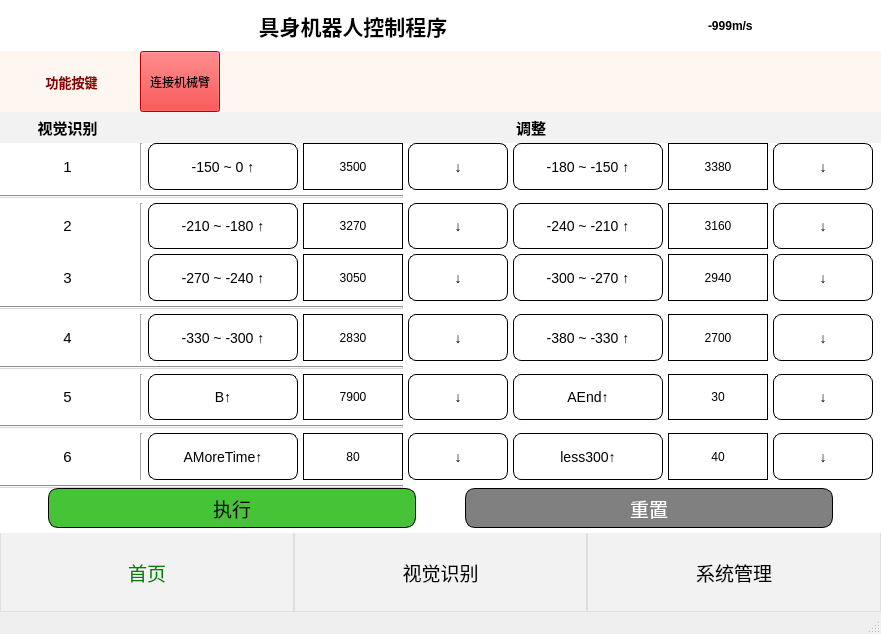
The window that mainwindow.ui (XiChYo/QINGLV) describes before a commit, drawn with Qt 5.
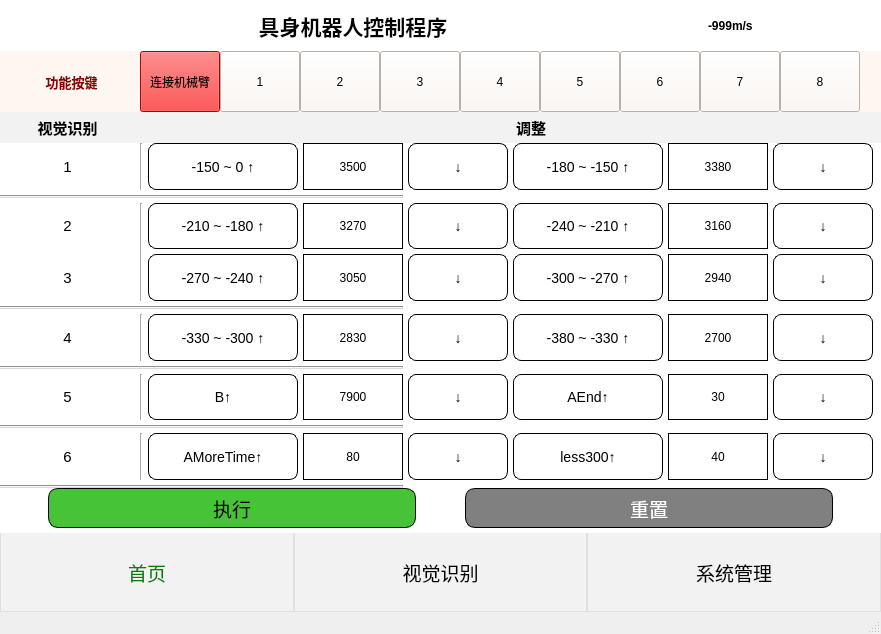
The same window after the commit. Icons and pictures are not drawn.

```diff
--- a/mainwindow.ui
+++ b/mainwindow.ui
@@ -297,7 +297,7 @@
       <property name="styleSheet">
        <string notr="true">background-color: rgb(254, 246, 240);</string>
       </property>
-      <layout class="QHBoxLayout" name="horizontalLayout_4" stretch="0,0,0,0">
+      <layout class="QHBoxLayout" name="horizontalLayout_4" stretch="0,0,0,0,0,0,0,0,0,0,0,0">
        <property name="spacing">
         <number>0</number>
        </property>
@@ -382,6 +382,158 @@
          </property>
         </widget>
        </item>
+       <item>
+        <widget class="QPushButton" name="b1">
+         <property name="sizePolicy">
+          <sizepolicy hsizetype="Minimum" vsizetype="Expanding">
+           <horstretch>0</horstretch>
+           <verstretch>0</verstretch>
+          </sizepolicy>
+         </property>
+         <property name="minimumSize">
+          <size>
+           <width>0</width>
+           <height>15</height>
+          </size>
+         </property>
+         <property name="text">
+          <string>1</string>
+         </property>
+        </widget>
+       </item>
+       <item>
+        <widget class="QPushButton" name="b2">
+         <property name="sizePolicy">
+          <sizepolicy hsizetype="Minimum" vsizetype="Expanding">
+           <horstretch>0</horstretch>
+           <verstretch>0</verstretch>
+          </sizepolicy>
+         </property>
+         <property name="minimumSize">
+          <size>
+           <width>0</width>
+           <height>15</height>
+          </size>
+         </property>
+         <property name="text">
+          <string>2</string>
+         </property>
+        </widget>
+       </item>
+       <item>
+        <widget class="QPushButton" name="b3">
+         <property name="sizePolicy">
+          <sizepolicy hsizetype="Minimum" vsizetype="Expanding">
+           <horstretch>0</horstretch>
+           <verstretch>0</verstretch>
+          </sizepolicy>
+         </property>
+         <property name="minimumSize">
+          <size>
+           <width>0</width>
+           <height>15</height>
+          </size>
+         </property>
+         <property name="text">
+          <string>3</string>
+         </property>
+        </widget>
+       </item>
+       <item>
+        <widget class="QPushButton" name="b4">
+         <property name="sizePolicy">
+          <sizepolicy hsizetype="Minimum" vsizetype="Expanding">
+           <horstretch>0</horstretch>
+           <verstretch>0</verstretch>
+          </sizepolicy>
+         </property>
+         <property name="minimumSize">
+          <size>
+           <width>0</width>
+           <height>15</height>
+          </size>
+         </property>
+         <property name="text">
+          <string>4</string>
+         </property>
+        </widget>
+       </item>
+       <item>
+        <widget class="QPushButton" name="b5">
+         <property name="sizePolicy">
+          <sizepolicy hsizetype="Minimum" vsizetype="Expanding">
+           <horstretch>0</horstretch>
+           <verstretch>0</verstretch>
+          </sizepolicy>
+         </property>
+         <property name="minimumSize">
+          <size>
+           <width>0</width>
+           <height>15</height>
+          </size>
+         </property>
+         <property name="text">
+          <string>5</string>
+         </property>
+        </widget>
+       </item>
+       <item>
+        <widget class="QPushButton" name="b6">
+         <property name="sizePolicy">
+          <sizepolicy hsizetype="Minimum" vsizetype="Expanding">
+           <horstretch>0</horstretch>
+           <verstretch>0</verstretch>
+          </sizepolicy>
+         </property>
+         <property name="minimumSize">
+          <size>
+           <width>0</width>
+           <height>15</height>
+          </size>
+         </property>
+         <property name="text">
+          <string>6</string>
+         </property>
+        </widget>
+       </item>
+       <item>
+        <widget class="QPushButton" name="b7">
+         <property name="sizePolicy">
+          <sizepolicy hsizetype="Minimum" vsizetype="Expanding">
+           <horstretch>0</horstretch>
+           <verstretch>0</verstretch>
+          </sizepolicy>
+         </property>
+         <property name="minimumSize">
+          <size>
+           <width>0</width>
+           <height>15</height>
+          </size>
+         </property>
+         <property name="text">
+          <string>7</string>
+         </property>
+        </widget>
+       </item>
+       <item>
+        <widget class="QPushButton" name="b8">
+         <property name="sizePolicy">
+          <sizepolicy hsizetype="Minimum" vsizetype="Expanding">
+           <horstretch>0</horstretch>
+           <verstretch>0</verstretch>
+          </sizepolicy>
+         </property>
+         <property name="minimumSize">
+          <size>
+           <width>0</width>
+           <height>15</height>
+          </size>
+         </property>
+         <property name="text">
+          <string>8</string>
+         </property>
+        </widget>
+       </item>
        <item>
         <spacer name="horizontalSpacer_4">
          <property name="orientation">
```
Left out of the diff: 10 changed lines with no effect on the pictures.
